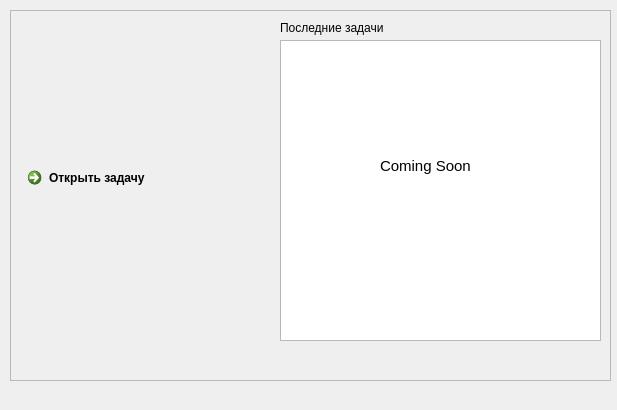
LosYear/Ferriage, file client/mainwindow.ui: the form before one commit.
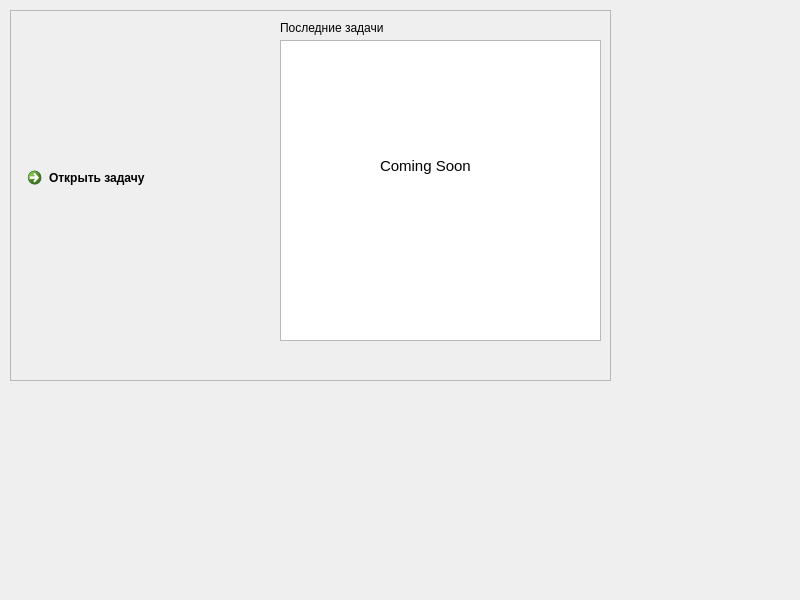
The form after the commit. Icons and pictures are not drawn.

Diff of the .ui file:
```diff
--- a/client/mainwindow.ui
+++ b/client/mainwindow.ui
@@ -6,13 +6,16 @@
    <rect>
     <x>0</x>
     <y>0</y>
-    <width>617</width>
-    <height>410</height>
+    <width>800</width>
+    <height>600</height>
    </rect>
   </property>
   <property name="windowTitle">
    <string>Ferriage</string>
   </property>
+  <property name="styleSheet">
+   <string notr="true"/>
+  </property>
   <widget class="QWidget" name="centralWidget">
    <widget class="QFrame" name="start_screen">
     <property name="geometry">
```
Left out of the diff: 2 changed lines with no effect on the pictures.
